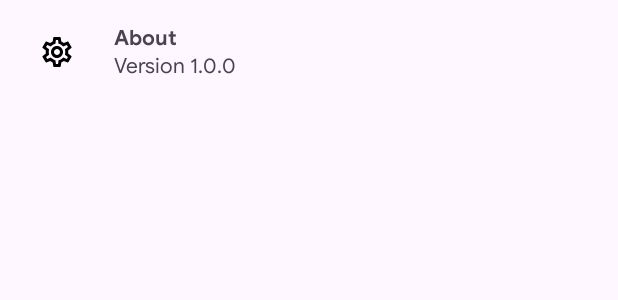
After one commit to Pramod-sj/EyeCare-20-20-20-rule, an Android app: the layout fragment_settings.xml on its own in the app's theme, with its tools: preview values and no code run, on a phone screen of 412 x 824 dp. The commit adds this screen. Shown: the top 300 px of the screen. Run offline under Robolectric (Android 15) with nearby library versions, the phone set to English and light mode, and no system bars.

Commit message:
WIP setting screen

```diff
--- /dev/null
+++ b/app/src/main/java/com/pramod/eyecare/framework/ui/settings/SettingsFragment.kt
@@ -0,0 +1,26 @@
+package com.pramod.eyecare.framework.ui.settings
+
+import android.os.Bundle
+import android.view.View
+import androidx.core.view.marginTop
+import androidx.core.view.updatePadding
+import androidx.fragment.app.Fragment
+import com.pramod.eyecare.R
+import com.pramod.eyecare.databinding.FragmentSettingsBinding
+import com.pramod.eyecare.framework.ui.utils.doWithInset
+import com.pramod.eyecare.framework.ui.utils.viewBinding
+import dagger.hilt.android.AndroidEntryPoint
+
+@AndroidEntryPoint
+class SettingsFragment : Fragment(R.layout.fragment_settings) {
+
+    private val binding by viewBinding<FragmentSettingsBinding>()
+
+    override fun onViewCreated(view: View, savedInstanceState: Bundle?) {
+        super.onViewCreated(view, savedInstanceState)
+        binding.root.doWithInset { view, top, bottom ->
+            binding.clAppbar.updatePadding(top= binding.clAppbar.paddingTop + top)
+        }
+    }
+
+}
--- /dev/null
+++ b/app/src/main/res/drawable/ic_round_keyboard_backspace_24.xml
@@ -0,0 +1,5 @@
+<vector android:autoMirrored="true" android:height="24dp"
+    android:tint="#000000" android:viewportHeight="24"
+    android:viewportWidth="24" android:width="24dp" xmlns:android="http://schemas.android.com/apk/res/android">
+    <path android:fillColor="@android:color/white" android:pathData="M20,11H6.83l2.88,-2.88c0.39,-0.39 0.39,-1.02 0,-1.41 -0.39,-0.39 -1.02,-0.39 -1.41,0L3.71,11.3c-0.39,0.39 -0.39,1.02 0,1.41L8.3,17.3c0.39,0.39 1.02,0.39 1.41,0 0.39,-0.39 0.39,-1.02 0,-1.41L6.83,13H20c0.55,0 1,-0.45 1,-1s-0.45,-1 -1,-1z"/>
+</vector>
--- a/app/src/main/res/layout/activity_main.xml
+++ b/app/src/main/res/layout/activity_main.xml
@@ -2,6 +2,6 @@
 
 <androidx.fragment.app.FragmentContainerView xmlns:android="http://schemas.android.com/apk/res/android"
     android:id="@+id/fcv_main"
-    android:name="com.pramod.eyecare.framework.ui.fragment.home.HomeFragment"
+    android:name="com.pramod.eyecare.framework.ui.settings.SettingsFragment"
     android:layout_width="match_parent"
     android:layout_height="match_parent" />
--- /dev/null
+++ b/app/src/main/res/layout/fragment_settings.xml
@@ -0,0 +1,65 @@
+<?xml version="1.0" encoding="utf-8"?>
+<layout xmlns:android="http://schemas.android.com/apk/res/android"
+    xmlns:app="http://schemas.android.com/apk/res-auto"
+    xmlns:tools="http://schemas.android.com/tools">
+
+    <RelativeLayout
+        android:id="@+id/linearLayout_custom"
+        android:layout_width="wrap_content"
+        android:layout_height="wrap_content"
+        android:background="?selectableItemBackground"
+        android:gravity="center_vertical"
+        android:orientation="horizontal"
+        android:padding="@dimen/padding_medium">
+
+        <FrameLayout
+            android:id="@+id/its_frame_layout_head"
+            android:layout_width="wrap_content"
+            android:layout_height="wrap_content"
+            android:layout_alignParentStart="true"
+            android:layout_centerVertical="true"
+            android:animateLayoutChanges="true">
+
+            <FrameLayout
+                android:id="@+id/its_frame_layout_image_icon"
+                android:layout_width="wrap_content"
+                android:layout_height="match_parent"
+                android:layout_marginStart="@dimen/margin_small"
+                android:layout_marginEnd="@dimen/margin_medium"
+                android:animateLayoutChanges="true">
+
+                <ImageView
+                    android:id="@+id/imageIcon_custom_layout"
+                    android:layout_width="24dp"
+                    android:layout_height="24dp"
+                    android:src="@drawable/ic_outline_settings_24" />
+            </FrameLayout>
+        </FrameLayout>
+
+        <LinearLayout
+            android:id="@+id/it_linearLayout_title_subTitle"
+            android:layout_width="match_parent"
+            android:layout_height="wrap_content"
+            android:layout_centerVertical="true"
+            android:layout_marginStart="@dimen/margin_small"
+            android:layout_toEndOf="@id/its_frame_layout_head"
+            android:orientation="vertical">
+
+            <TextView
+                android:id="@+id/txtView_custom_title"
+                android:layout_width="wrap_content"
+                android:layout_height="wrap_content"
+                android:textStyle="bold"
+                tools:text="About" />
+
+            <TextView
+                android:id="@+id/txtView_custom_subtitle"
+                android:layout_width="wrap_content"
+                android:layout_height="wrap_content"
+                android:ellipsize="end"
+                android:maxLines="2"
+                tools:text="Version 1.0.0" />
+        </LinearLayout>
+    </RelativeLayout>
+
+</layout>
--- /dev/null
+++ b/app/src/main/res/values/dimen.xml
@@ -0,0 +1,6 @@
+<?xml version="1.0" encoding="utf-8"?>
+<resources>
+    <dimen name="padding_medium">16dp</dimen>
+    <dimen name="margin_medium">16dp</dimen>
+    <dimen name="margin_small">10dp</dimen>
+</resources>
```
